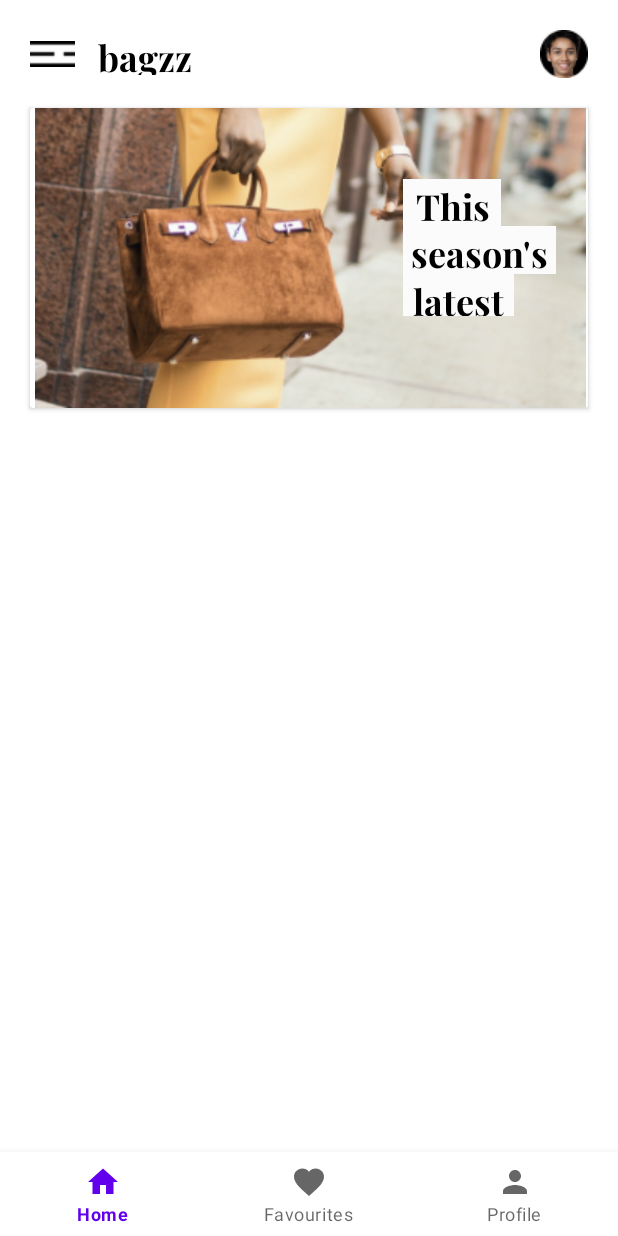
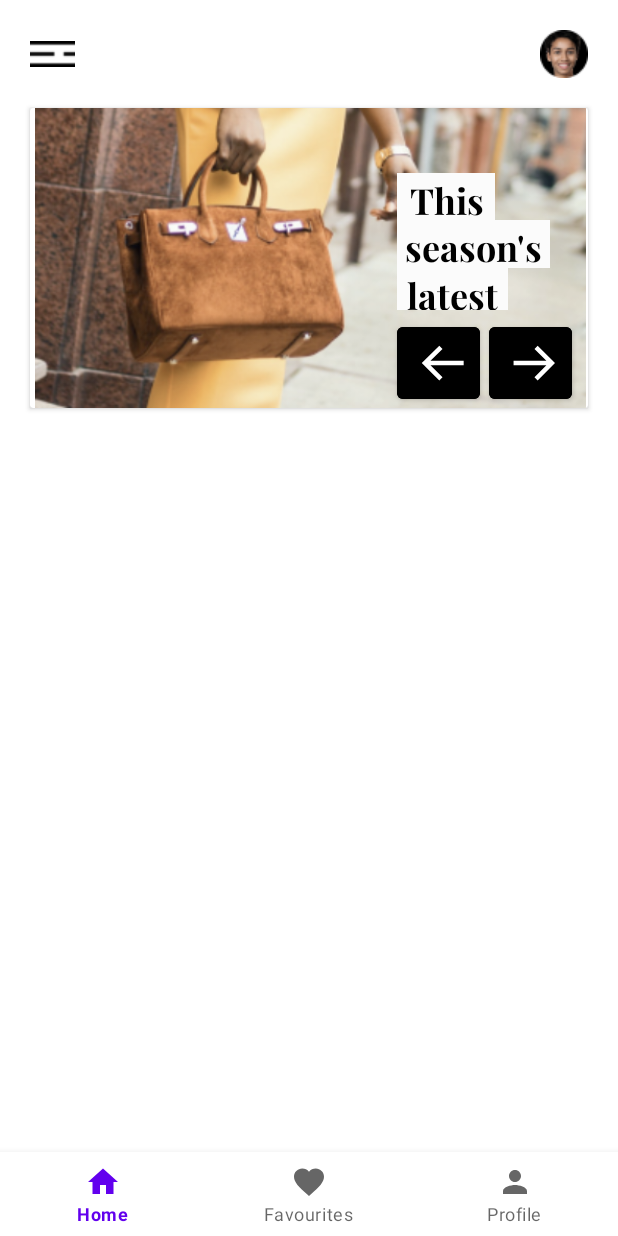
Before and after one commit to Hepsiburada-Mobil-Android-Bootcamp/GroupF-CantaSepeti, an Android app: the HomeFragment screen opened through its navigation route, on a phone screen of 412 x 824 dp. Run offline under Robolectric (Android 15) with nearby library versions, the phone set to English and light mode, and no system bars; our stand-ins replace data binding, navigation-ui.

Commit message:
Product listeleme işlemleri için Adapter ve Product sınıfı oluşturuldu.Databinding eklendi,Home fragment tasarımı düzenlendi

```diff
--- a/app/build.gradle
+++ b/app/build.gradle
@@ -34,6 +34,7 @@ android {
 
     buildFeatures {
         viewBinding true
+        dataBinding true
     }
 }
 
--- /dev/null
+++ b/app/src/main/java/com/android/cantasepeti/adapter/ProductAdapter.kt
@@ -0,0 +1,33 @@
+package com.android.cantasepeti.adapter
+
+import android.view.LayoutInflater
+import android.view.View
+import android.view.ViewGroup
+import androidx.recyclerview.widget.RecyclerView
+import com.android.cantasepeti.R
+import com.android.cantasepeti.databinding.ItemCardDesignBinding
+import com.android.cantasepeti.entity.Product
+
+class ProductAdapter(private val listProduct:ArrayList<Product>) :RecyclerView.Adapter<ProductAdapter.ProductViewHolder>(){
+
+    inner class ProductViewHolder(private val binding:ItemCardDesignBinding):RecyclerView.ViewHolder(binding.root){
+
+        fun bind(product: Product) {
+            // olmadı viewbinding problem olabilir
+        }
+
+    }
+
+    override fun onCreateViewHolder(parent: ViewGroup, viewType: Int): ProductViewHolder {
+        return ProductViewHolder(
+
+            ItemCardDesignBinding.inflate(LayoutInflater.from(parent.context))
+
+        )}
+
+    override fun onBindViewHolder(holder: ProductViewHolder, position: Int) {
+        holder.bind(listProduct[position])
+    }
+
+    override fun getItemCount() = listProduct.size
+}
--- /dev/null
+++ b/app/src/main/java/com/android/cantasepeti/entity/Product.kt
@@ -0,0 +1,9 @@
+package com.android.cantasepeti.entity
+
+import java.io.Serializable
+
+data class Product(
+    val image:String? = null,
+    val name:String? = null
+
+):Serializable
--- a/app/src/main/java/com/android/cantasepeti/view/tabs/HomeFragment.kt
+++ b/app/src/main/java/com/android/cantasepeti/view/tabs/HomeFragment.kt
@@ -1,11 +1,14 @@
 package com.android.cantasepeti.view.tabs
 
 import android.os.Bundle
+import android.os.Handler
 import androidx.fragment.app.Fragment
 import android.view.LayoutInflater
 import android.view.View
 import android.view.ViewGroup
+import android.widget.ImageView
 import androidx.navigation.findNavController
+import com.android.cantasepeti.R
 import com.android.cantasepeti.databinding.FragmentHomeBinding
 import com.android.cantasepeti.view.MainActivity
 
@@ -17,12 +20,38 @@ class HomeFragment : Fragment() {
         binding = FragmentHomeBinding.inflate(inflater, container, false)
         (requireActivity() as MainActivity).showBottomNavigationBar()
 
+        binding?.buttonNext?.setOnClickListener {
+            binding?.imageViewCard?.setImageResource(R.drawable.image_two)
+        }
+         startSlider()
+
+
         binding?.btnMove?.setOnClickListener {
             val action = HomeFragmentDirections.actionHomeFragmentToDetailFragment()
             it.findNavController().navigate(action)
         }
 
+        val reycler_view = binding?.listRecyclerView
+
         return binding?.root
+    }
+    private fun startSlider() {
+        val loopImages = listOf(R.drawable.imagecard, R.drawable.image_two)
+        Handler().apply {
+            val runnable = object : Runnable {
+                var index = 0
+                var imageView = binding?.imageViewCard
+                override fun run() {
+                    imageView?.setImageResource(loopImages[index])
+                    index++
+                    if (index > loopImages.size - 1) {
+                        index = 0
+                    }
+                    postDelayed(this, 1000)
+                }
+            }
+            postDelayed(runnable, 1000)
+        }
     }
 
 }
--- /dev/null
+++ b/app/src/main/res/drawable/ic_vector.xml
@@ -0,0 +1,9 @@
+<vector xmlns:android="http://schemas.android.com/apk/res/android"
+    android:width="29dp"
+    android:height="24dp"
+    android:viewportWidth="29"
+    android:viewportHeight="24">
+  <path
+      android:pathData="M28.121,10.5605H6.242L14.1815,2.621L12.0605,0.5L0.5,12.0605L12.0605,23.621L14.1815,21.5L6.242,13.5605H28.121V10.5605Z"
+      android:fillColor="#ffffff"/>
+</vector>
--- /dev/null
+++ b/app/src/main/res/drawable/ic_vectornext.xml
@@ -0,0 +1,9 @@
+<vector xmlns:android="http://schemas.android.com/apk/res/android"
+    android:width="28dp"
+    android:height="24dp"
+    android:viewportWidth="28"
+    android:viewportHeight="24">
+  <path
+      android:pathData="M0.379,10.5605H22.258L14.3185,2.621L16.4395,0.5L28,12.0605L16.4395,23.621L14.3185,21.5L22.258,13.5605H0.379V10.5605Z"
+      android:fillColor="#ffffff"/>
+</vector>
--- a/app/src/main/res/layout/fragment_home.xml
+++ b/app/src/main/res/layout/fragment_home.xml
@@ -1,7 +1,12 @@
 <?xml version="1.0" encoding="utf-8"?>
-<androidx.constraintlayout.widget.ConstraintLayout xmlns:android="http://schemas.android.com/apk/res/android"
+<layout xmlns:android="http://schemas.android.com/apk/res/android"
     xmlns:app="http://schemas.android.com/apk/res-auto"
-    xmlns:tools="http://schemas.android.com/tools"
+    xmlns:tools="http://schemas.android.com/tools">
+    <data>
+        <variable
+            name="product" type="com.android.cantasepeti.entity.Product" />
+    </data>
+<androidx.constraintlayout.widget.ConstraintLayout
     android:layout_width="match_parent"
     android:layout_height="match_parent"
     tools:context=".view.tabs.HomeFragment">
@@ -39,7 +44,7 @@
         android:fontFamily="@font/playfair_display_bold"
 
         android:gravity="center_vertical"
-        android:text="@string/bagzz"
+        android:text="@{product.name}"
         android:textColor="@color/black"
         android:textSize="24sp"
         app:layout_constraintStart_toEndOf="@+id/imageView"
@@ -86,10 +91,10 @@
                 android:id="@+id/textView"
                 android:layout_width="65dp"
                 android:layout_height="31dp"
-                android:layout_marginTop="52dp"
-                android:layout_marginEnd="60dp"
+                android:layout_marginTop="48dp"
+                android:layout_marginEnd="64dp"
                 android:background=" #FBFBFB"
-                android:backgroundTint=" #FBFBFB"
+
                 android:fontFamily="@font/playfair_display_bold"
                 android:text="This"
                 android:textAlignment="center"
@@ -104,7 +109,7 @@
                 android:layout_width="102dp"
                 android:layout_height="32dp"
                 android:background=" #FBFBFB"
-                android:backgroundTint=" #FBFBFB"
+
                 android:fontFamily="@font/playfair_display_bold"
                 android:text="season's"
                 android:textAlignment="center"
@@ -121,7 +126,7 @@
                 android:layout_width="74dp"
                 android:layout_height="28dp"
                 android:background=" #FBFBFB"
-                android:backgroundTint=" #FBFBFB"
+
                 android:fontFamily="@font/playfair_display_bold"
                 android:text="latest"
                 android:textAlignment="center"
@@ -133,11 +138,39 @@
                 app:layout_constraintStart_toStartOf="@+id/textView2"
                 app:layout_constraintTop_toBottomOf="@+id/textView2" />
 
+            <Button
+                android:id="@+id/button_back"
+                android:layout_width="55dp"
+                android:layout_height="60dp"
+                android:layout_marginTop="5dp"
+                android:backgroundTint="@color/black"
+                android:text="Button"
+                app:icon="@drawable/ic_vector"
+                app:layout_constraintBottom_toBottomOf="@+id/imageViewCard"
+                app:layout_constraintStart_toStartOf="@+id/textView3"
+                app:layout_constraintTop_toBottomOf="@+id/textView3" />
+
+            <Button
+                android:id="@+id/button_next"
+                android:layout_width="55dp"
+                android:layout_height="60dp"
+                android:layout_marginStart="3dp"
+                android:layout_marginTop="5dp"
+                android:layout_marginEnd="10dp"
+                android:backgroundTint="@color/black"
+                app:icon="@drawable/ic_vectornext"
+                app:layout_constraintBottom_toBottomOf="parent"
+                app:layout_constraintEnd_toEndOf="@+id/imageViewCard"
+                app:layout_constraintStart_toEndOf="@+id/button_back"
+                app:layout_constraintTop_toBottomOf="@+id/textView3" />
+
+
         </androidx.constraintlayout.widget.ConstraintLayout>
 
     </androidx.cardview.widget.CardView>
 
     <androidx.recyclerview.widget.RecyclerView
+        android:id="@+id/list_recycler_view"
         android:layout_width="367dp"
         android:layout_height="374dp"
         android:layout_marginStart="20dp"
@@ -148,3 +181,4 @@
         app:layout_constraintTop_toBottomOf="@+id/cardView" />
 
 </androidx.constraintlayout.widget.ConstraintLayout>
+</layout>
```
Also changed, not shown: app/src/main/res/drawable/image_two.png (added).
